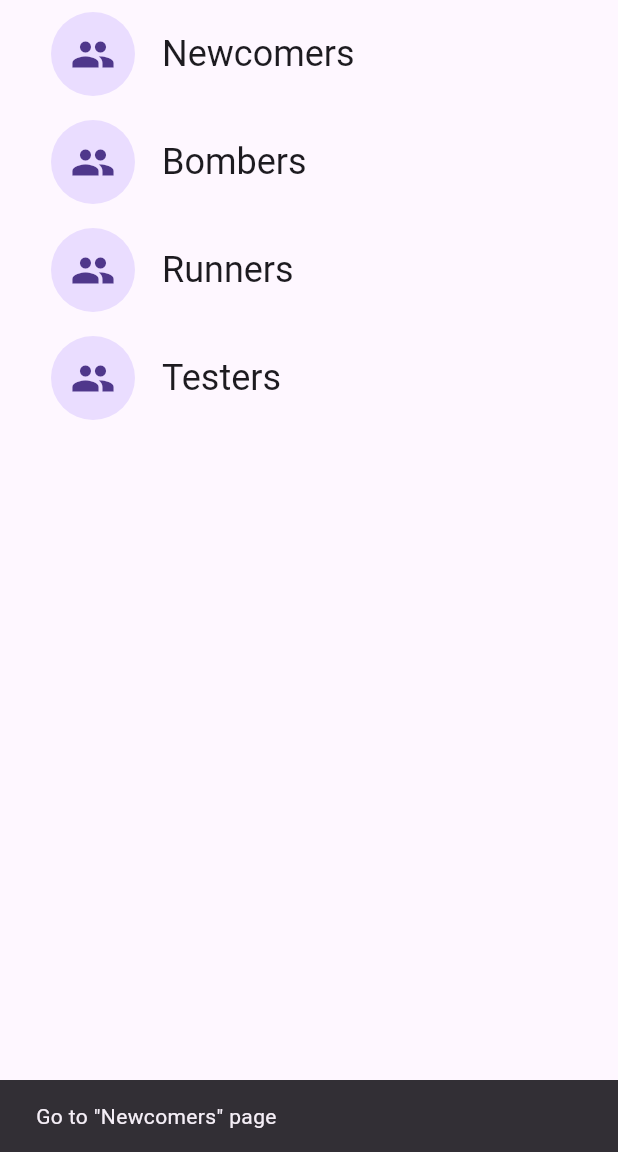
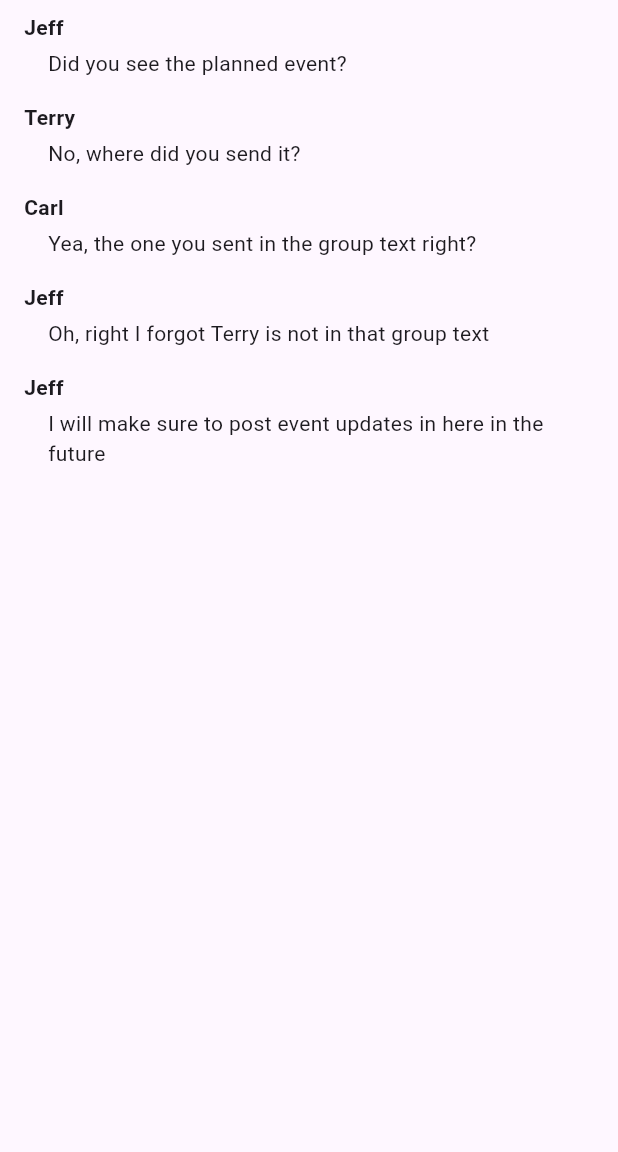
Before and after one commit to Daniel-G-Maryville/GuildChat_flutter, a Flutter app: the GuildScreen screen opened by its route, after a tap on "Newcomers", on a phone screen of 412 x 824 dp, the part 84-1236 px from its top. Run offline on Flutter 3.47's test engine with Material 3 defaults, Android fonts, the phone set to English and light mode, and no system bars; our stand-ins replace cloud_firestore, firebase_auth, firebase_core, flutter_riverpod, go_router; accounts and stored records are empty; generated files the repository leaves out were written again.

Commit message:
Added chat screen structure 	modified:   lib/routes.dart 	new file:   lib/ui/chat/chat_screen.dart 	new file:   lib/ui/chat/chat_viewmodel.dart 	modified:   lib/ui/guild/guild_screen.dart 	modified:   lib/ui/guild/guild_viewmodel.dart

```diff
--- a/lib/routes.dart
+++ b/lib/routes.dart
@@ -10,6 +10,8 @@ import 'package:guild_chat/ui/core/widgets/splash_screen.dart';
 import 'package:guild_chat/ui/user_profile/update_user_profile_screen.dart';
 import 'package:guild_chat/ui/guild/guild_viewmodel.dart';
 import 'package:guild_chat/ui/guild/guild_screen.dart';
+import 'package:guild_chat/ui/chat/chat_screen.dart';
+import 'package:guild_chat/ui/chat/chat_viewmodel.dart';
 
 final String title = 'Guild Chat';
 
@@ -63,7 +65,11 @@ final routerProvider = Provider<GoRouter>((ref) {
       GoRoute(
         path: '/guild',
         builder: (context, state) => GuildScreen(title: title, viewModel: GuildViewmodel()),
-      )
+      ),
+      GoRoute(
+        path: '/chat',
+        builder: (context, state) => ChatScreen(title: title, viewModel: ChatViewmodel()),
+      ),
     ],
   );
 });
--- /dev/null
+++ b/lib/ui/chat/chat_screen.dart
@@ -0,0 +1,101 @@
+import 'package:flutter/material.dart';
+import 'package:go_router/go_router.dart';
+import 'package:guild_chat/ui/chat/chat_viewmodel.dart';
+
+class ChatScreen extends StatefulWidget {
+  const ChatScreen({
+    super.key,
+    //title likely to be switched to guild name in future
+    required this.title,
+    required this.viewModel,
+  });
+
+  final String title;
+  //this contains the guild_viewmodel data
+  final ChatViewmodel viewModel;
+
+  @override
+  State<ChatScreen> createState() => _ChatScreenState();
+}
+
+class _ChatScreenState extends State<ChatScreen> {
+  @override
+  void initState() {
+    super.initState();
+    widget.viewModel.addListener(_updateUI);
+  }
+
+  @override
+  void dispose() {
+    widget.viewModel.removeListener(_updateUI);
+    super.dispose();
+  }
+
+  void _updateUI() {
+    if (mounted) {
+      setState(() {});
+    }
+  }
+  //top navigation pannel construction
+  @override
+  Widget build(BuildContext context) {
+    return Scaffold(
+      appBar: AppBar(
+        backgroundColor: Theme.of(context).colorScheme.inversePrimary,
+        leading: IconButton(
+          icon: const Icon(Icons.arrow_back),
+          onPressed: () {
+            context.pop();
+          },
+        ),
+        title: Text(widget.title),
+        centerTitle: true,
+        actions: [
+          IconButton(
+            icon: const Icon(Icons.settings),
+            onPressed: () {
+              //replace with actual navigation logic in the future
+              ScaffoldMessenger.of(context).showSnackBar(
+                          SnackBar(content: Text('Go to chat settings page')),
+                        );
+            },
+          ),
+        ],
+      ),
+      //construction of the view of messages to be scrolled through
+      body: Column(
+        children: <Widget>[
+          Expanded(
+            child: ListView.builder(
+              itemCount: widget.viewModel.chatMessages.length,
+              itemBuilder: (context, index) {
+                final chatMessage = widget.viewModel.chatMessages[index];
+                return Padding(
+                  padding: const EdgeInsets.symmetric(
+                    horizontal: 16.0,
+                    vertical: 8.0,
+                  ),
+                  child: Column(
+                    crossAxisAlignment: CrossAxisAlignment.start,
+                    children: <Widget>[
+                      Text(
+                        chatMessage[0], // Name
+                        style: const TextStyle(fontWeight: FontWeight.bold),
+                      ),
+                      Padding(
+                        padding: const EdgeInsets.only(left: 16.0, top: 4.0), // Indent the message
+                        child: Text(
+                          chatMessage[1], // Message
+                        ),
+                      ),
+                    ],
+                  ),
+                );
+              },
+            ),
+          ),
+        ],
+      ),
+    );
+  }
+}
--- /dev/null
+++ b/lib/ui/chat/chat_viewmodel.dart
@@ -0,0 +1,23 @@
+import 'package:flutter/foundation.dart';
+//import 'package:guild_chat/models/user.dart'; // Uncomment when needed
+
+class ChatViewmodel extends ChangeNotifier {
+  // A mock list of messages in the chat
+  // Later, this would be fetched from your database.
+  final List<List<String>> _chatMessages = [
+    ['Jeff', 'Did you see the planned event?'],
+    ['Terry', 'No, where did you send it?'],
+    ['Carl', 'Yea, the one you sent in the group text right?'],
+    ['Jeff', 'Oh, right I forgot Terry is not in that group text'],
+    ['Jeff', 'I will make sure to post event updates in here in the future'],
+  ];
+
+  List<List<String>> get chatMessages => List.unmodifiable(_chatMessages);
+
+  // Example method to update messages (e.g., from DB)
+  Future<void> loadMessages() async {
+    // Simulate fetching from DB
+    // _chatMessages = await fetchMessagesFromDB();
+    notifyListeners();
+  }
+}
--- a/lib/ui/guild/guild_screen.dart
+++ b/lib/ui/guild/guild_screen.dart
@@ -56,7 +56,7 @@ class _GuildScreenState extends State<GuildScreen> {
             onPressed: () {
               //replace with actual navigation logic in the future
               ScaffoldMessenger.of(context).showSnackBar(
-                          SnackBar(content: Text('Go to chats settings page')),
+                          SnackBar(content: Text('Go to guild settings page')),
                         );
             },
           ),
@@ -84,10 +84,8 @@ class _GuildScreenState extends State<GuildScreen> {
                         style: Theme.of(context).textTheme.headlineSmall,
                       ),
                       onTap: () {
-                        // Replace with actual navigation, e.g., context.go('/guild/$guildName');
-                        ScaffoldMessenger.of(context).showSnackBar(
-                          SnackBar(content: Text('Go to "$chatName" page')),
-                        );
+                        // temporary simple navigation
+                        context.push('/chat');
                       },
                     ),
                   );
--- a/lib/ui/guild/guild_viewmodel.dart
+++ b/lib/ui/guild/guild_viewmodel.dart
@@ -16,7 +16,7 @@ class GuildViewmodel extends ChangeNotifier {
   // Example method to update guilds (e.g., from DB)
   Future<void> loadChats() async {
     // Simulate fetching from DB
-    // _userGuilds = await fetchGuildsFromDB();
+    // _guildChats = await fetchChatsFromDB();
     notifyListeners();
   }
 }
```
